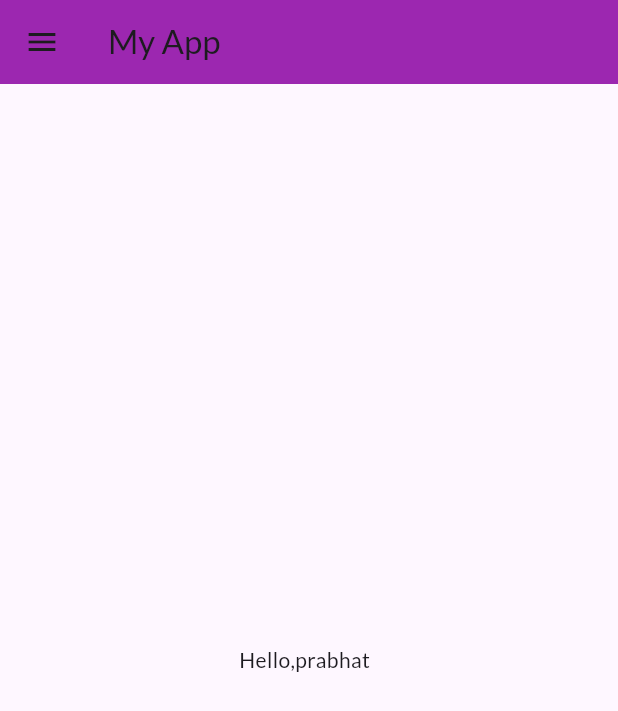
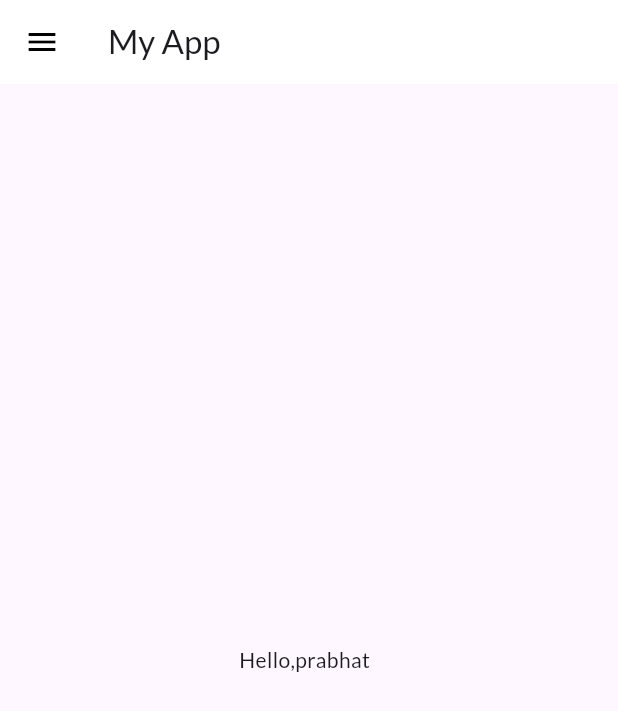
Before and after one commit to prabhat-exe/my_app_f, a Flutter app: the screen it shows after launch, on a phone screen of 412 x 824 dp. Shown: the top 711 px of the screen. Run offline on Flutter 3.47's test engine with Material 3 defaults, Android fonts, the light colour scheme and no system bars; our stand-ins replace google_fonts.

Commit message:
themes extracted

```diff
--- a/lib/main.dart
+++ b/lib/main.dart
@@ -2,7 +2,7 @@ import 'package:flutter/material.dart';
 import 'package:fprojects/pages/home_page.dart';
 import 'package:fprojects/pages/login_page.dart';
 import 'package:fprojects/utils/routes.dart';
-import 'package:google_fonts/google_fonts.dart';
+import 'package:fprojects/widgets/themes.dart';
 
 void main() {
   runApp(const MyApp());
@@ -15,12 +15,9 @@ class MyApp extends StatelessWidget {
   Widget build(BuildContext context) {
     return MaterialApp(
       themeMode: ThemeMode.light,
-      theme: ThemeData(
-        primarySwatch: Colors.deepPurple,
-        fontFamily: GoogleFonts.lato().fontFamily,
-      ),
+      theme: Mythemes.themeData(context),
       debugShowCheckedModeBanner: false,
-      darkTheme: ThemeData(brightness: Brightness.dark),
+      darkTheme: Mythemes.darkTheme(context),
 
       // home: HomePage(),
       initialRoute: MyRoutes.homeRoute,
--- a/lib/pages/home_page.dart
+++ b/lib/pages/home_page.dart
@@ -8,7 +8,7 @@ class HomePage extends StatelessWidget {
   Widget build(BuildContext context) {
     var hello = 'prabhat';
     return Scaffold(
-      appBar: AppBar(title: Text("My App"), backgroundColor: Colors.purple),
+      appBar: AppBar(title: Text("My App")),
       body: Center(child: Text("Hello,$hello  ")),
       drawer: My_Drawer(),
     );
--- /dev/null
+++ b/lib/widgets/themes.dart
@@ -0,0 +1,22 @@
+import 'package:flutter/material.dart';
+import 'package:google_fonts/google_fonts.dart';
+
+class Mythemes {
+  static ThemeData themeData(BuildContext context) => ThemeData(
+    primarySwatch: Colors.deepPurple,
+    fontFamily: GoogleFonts.lato().fontFamily,
+    appBarTheme: AppBarTheme(
+      color: Colors.white,
+      elevation: 0.0,
+      iconTheme: IconThemeData(color: Colors.black),
+      toolbarTextStyle: TextStyle(
+        color: Colors.black,
+        fontSize: 20,
+        fontWeight: FontWeight.bold,
+      ),
+    ),
+  );
+
+  static ThemeData darkTheme(BuildContext context) =>
+      ThemeData(brightness: Brightness.dark);
+}
```
